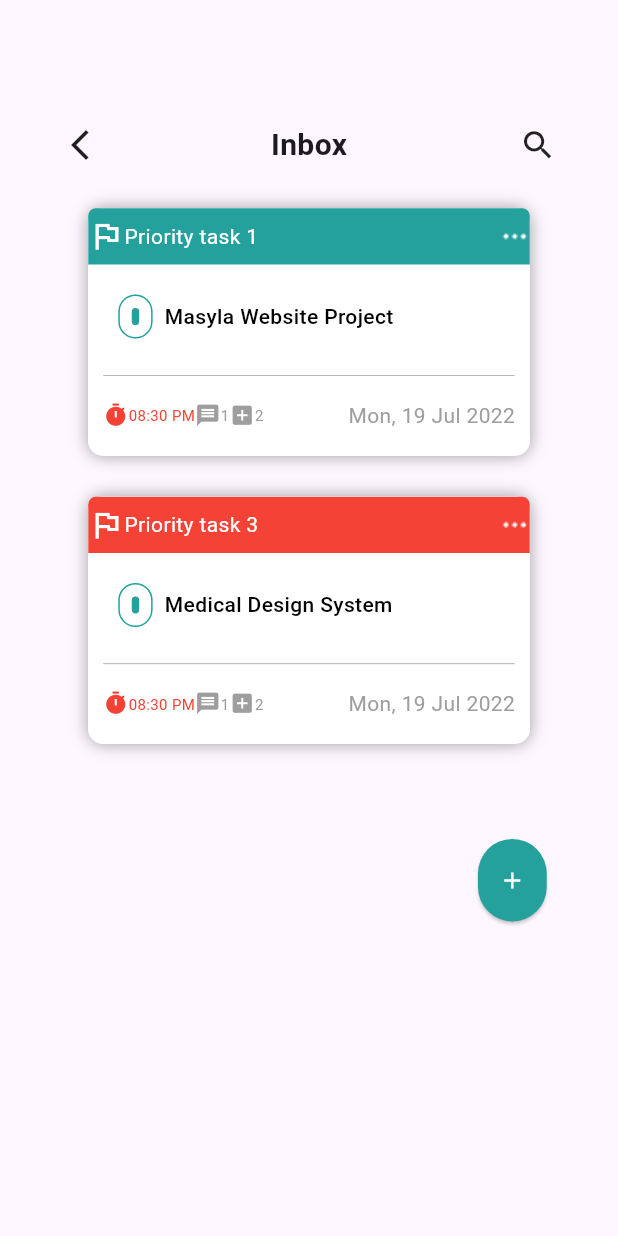
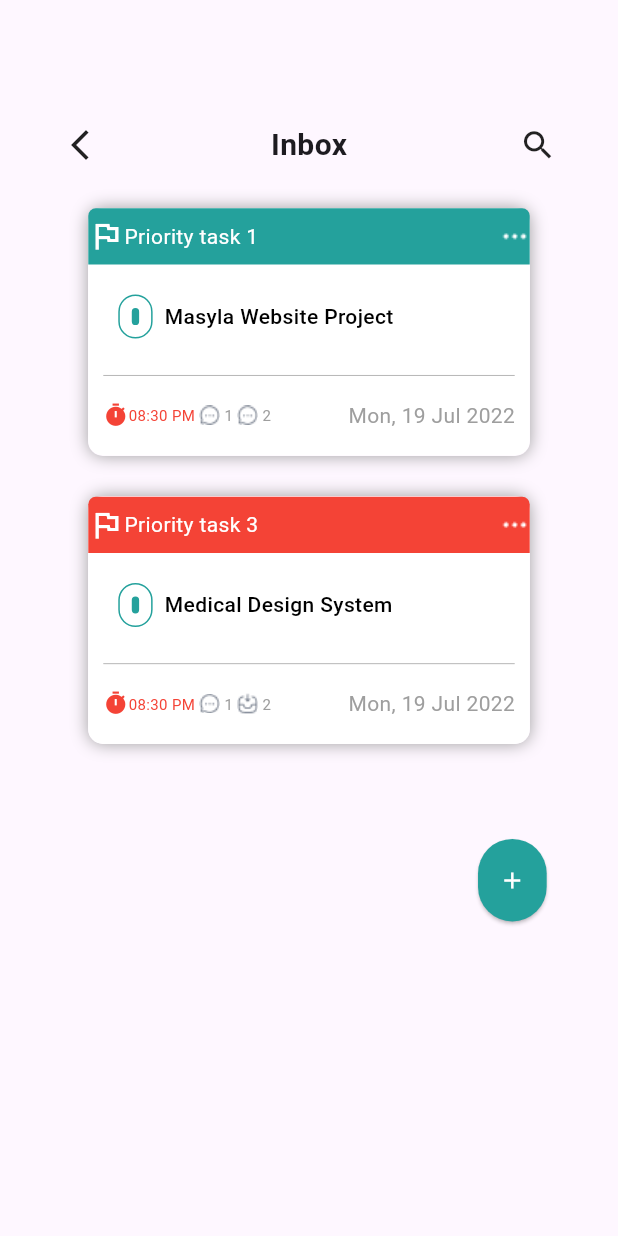
Before and after one commit to Kendra-ui/new_todo, a Flutter app: the Inbox screen opened directly, on a phone screen of 412 x 824 dp. Run offline on Flutter 3.47's test engine with Material 3 defaults, Android fonts, the phone set to English and light mode, and no system bars; our stand-ins replace charts_flutter, dots_indicator; missing offline and left inert: horizontal_calendar.

Commit message:
adding files

```diff
--- a/lib/Menu/boards.dart
+++ b/lib/Menu/boards.dart
@@ -1,6 +1,6 @@
 
 import 'package:flutter/material.dart';
-import 'package:new_todo/navigation/project.dart';
+import 'package:new_todo/navigation/navigationbar.dart';
 
 class Boards extends StatefulWidget {
   const Boards({super.key});
@@ -26,7 +26,7 @@ class _BoardsState extends State<Boards> {
                 SizedBox(
                   width: MediaQuery.of(context).size.width/6,
                   child: GestureDetector(onTap: (){
-                    Navigator.of(context).push(MaterialPageRoute(builder: (context)=> const Project()));
+                    Navigator.of(context).push(MaterialPageRoute(builder: (context)=> const CustomNavigationBar()));
 
                   },
                   child: const Icon(Icons.arrow_back_ios_new,))),
--- a/lib/Menu/instructions.dart
+++ b/lib/Menu/instructions.dart
@@ -1,6 +1,6 @@
 
 import 'package:flutter/material.dart';
-import 'package:new_todo/navigation/project.dart';
+import 'package:new_todo/navigation/navigationbar.dart';
 
 class Instruction extends StatefulWidget {
   const Instruction({super.key});
@@ -25,7 +25,7 @@ class _InstructionState extends State<Instruction> {
                 SizedBox(
                   width: MediaQuery.of(context).size.width/6,
                   child: GestureDetector(onTap: (){
-                    Navigator.of(context).push(MaterialPageRoute(builder: (context)=> const Project()));
+                    Navigator.of(context).push(MaterialPageRoute(builder: (context)=> const CustomNavigationBar()));
 
                   },
                   child: const Icon(Icons.arrow_back_ios_new,))),
--- a/lib/Menu/manage_project.dart
+++ b/lib/Menu/manage_project.dart
@@ -1,5 +1,6 @@
 
 import 'package:flutter/material.dart';
+import 'package:new_todo/navigation/navigationbar.dart';
 import 'package:new_todo/navigation/project.dart';
 
 class ManageProject extends StatefulWidget {
@@ -29,7 +30,7 @@ class _ManageProjectState extends State<ManageProject> {
                 SizedBox(
                   width: MediaQuery.of(context).size.width/6,
                   child: GestureDetector(onTap: (){
-                    Navigator.of(context).push(MaterialPageRoute(builder: (context)=> const Project()));
+                    Navigator.of(context).push(MaterialPageRoute(builder: (context)=> const CustomNavigationBar()));
 
                   },
                   child: const Icon(Icons.arrow_back_ios_new,))),
--- a/lib/navigation/filter.dart
+++ b/lib/navigation/filter.dart
@@ -27,7 +27,7 @@ class _FilterState extends State<Filter> {
                   child: const Icon(Icons.arrow_back_ios_new,)),
             SizedBox(width: MediaQuery.of(context).size.width/10,),
 
-                const Text('Filter & Labels', style: TextStyle(fontWeight: FontWeight.bold, fontSize: 20),),
+                const ClipRRect(child:  Text('Filter & Labels', style: TextStyle(fontWeight: FontWeight.bold, fontSize: 20),)),
             SizedBox(width: MediaQuery.of(context).size.width/10,),
 
                 SizedBox(
--- a/lib/navigation/inbox.dart
+++ b/lib/navigation/inbox.dart
@@ -22,7 +22,7 @@ class _InboxState extends State<Inbox> {
           children: [
             SizedBox(height: MediaQuery.of(context).size.height/10,),
 
-            Row(
+           Row(
               mainAxisAlignment: MainAxisAlignment.spaceEvenly,
               children: [
                 SizedBox(
@@ -30,7 +30,8 @@ class _InboxState extends State<Inbox> {
                   child: const Icon(Icons.arrow_back_ios_new,)),
             SizedBox(width: MediaQuery.of(context).size.width/10,),
 
-                const Text('Inbox', style: TextStyle(fontWeight: FontWeight.bold, fontSize: 20),),
+                const ClipRRect(
+                  child: Text('Inbox', style: TextStyle(fontWeight: FontWeight.bold, fontSize: 20),)),
             SizedBox(width: MediaQuery.of(context).size.width/10,),
 
                 SizedBox(
@@ -124,18 +125,18 @@ class _InboxState extends State<Inbox> {
                 SizedBox(
                   width: MediaQuery.of(context).size.width/1.5,
                   height: MediaQuery.of(context).size.height/40,
-                  child: const Row(
+                  child:  Row(
                     crossAxisAlignment: CrossAxisAlignment.center,
                     mainAxisAlignment: MainAxisAlignment.spaceBetween,
                     children: [
-                      Icon(Icons.timer, color: Colors.red, size: 17,),
-                      Text('08:30 PM', style: TextStyle(fontSize: 10, color: Colors.red,),),
-                      Icon(Icons.message, color: Colors.grey, size: 17,),
-                      Text('1', style: TextStyle(color: Colors.grey, fontSize: 10),),
-                      Icon(Icons.add_box, color: Colors.grey, size: 17,),
-                      Text('2', style: TextStyle(color: Colors.grey, fontSize: 10),),
-                      Spacer(),
-                      Text('Mon, 19 Jul 2022', style: TextStyle(color: Colors.grey),)
+                      const Icon(Icons.timer, color: Colors.red, size: 17,),
+                      const Text('08:30 PM ', style: TextStyle(fontSize: 10, color: Colors.red,),),
+                      Image.asset('assets/images/Chat.png'),
+                      const Text(' 1 ', style: TextStyle(color: Colors.grey, fontSize: 10),),
+                      Image.asset('assets/images/Chat.png'),
+                      const Text(' 2', style: TextStyle(color: Colors.grey, fontSize: 10),),
+                      const Spacer(),
+                      const Text('Mon, 19 Jul 2022', style: TextStyle(color: Colors.grey),)
                     ],
                   ),
                 ),
@@ -226,18 +227,18 @@ class _InboxState extends State<Inbox> {
                 SizedBox(
                   width: MediaQuery.of(context).size.width/1.5,
                   height: MediaQuery.of(context).size.height/40,
-                  child: const Row(
+                  child:  Row(
                     crossAxisAlignment: CrossAxisAlignment.center,
                     mainAxisAlignment: MainAxisAlignment.spaceBetween,
                     children: [
-                      Icon(Icons.timer, color: Colors.red, size: 17,),
-                      Text('08:30 PM', style: TextStyle(fontSize: 10, color: Colors.red,),),
-                      Icon(Icons.message, color: Colors.grey, size: 17,),
-                      Text('1', style: TextStyle(color: Colors.grey, fontSize: 10),),
-                      Icon(Icons.add_box, color: Colors.grey, size: 17,),
-                      Text('2', style: TextStyle(color: Colors.grey, fontSize: 10),),
-                      Spacer(),
-                      Text('Mon, 19 Jul 2022', style: TextStyle(color: Colors.grey),)
+                      const Icon(Icons.timer, color: Colors.red, size: 17,),
+                      const Text('08:30 PM ', style: TextStyle(fontSize: 10, color: Colors.red,),),
+                      Image.asset('assets/images/Chat.png'),
+                      const Text(' 1 ', style: TextStyle(color: Colors.grey, fontSize: 10),),
+                      Image.asset('assets/images/inbox.png'),
+                      const Text(' 2', style: TextStyle(color: Colors.grey, fontSize: 10),),
+                      const Spacer(),
+                      const Text('Mon, 19 Jul 2022', style: TextStyle(color: Colors.grey),)
                     ],
                   ),
                 ),
```
Also changed, not shown: lib/Menu/settings.dart (+9 -2 lines), lib/Menu/theme.dart (added, +241 -0 lines), lib/navigation/add_task.dart (+6 -1 lines), lib/onboarding/splah1.dart (+28 -16 lines).
